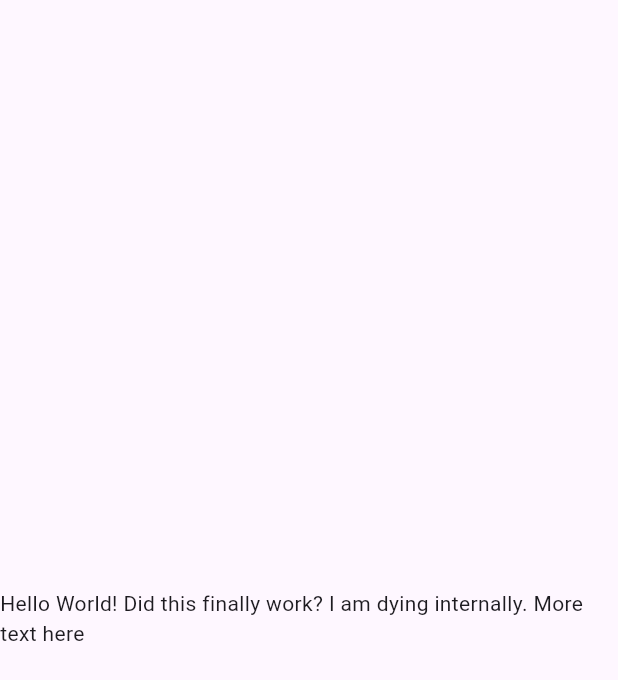
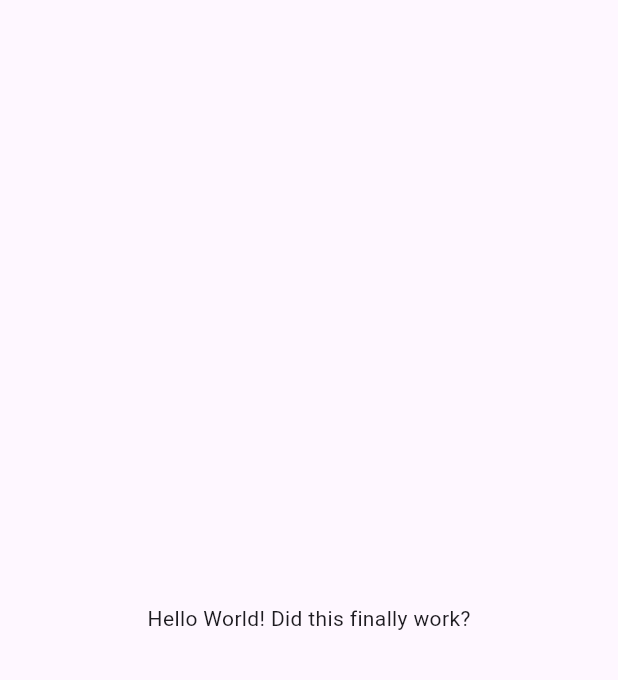
Before and after one commit to KarenaLam-Recruiting/PetPals, a Flutter app: the screen it shows after launch, on a phone screen of 412 x 824 dp. Shown: the top 680 px of the screen. Run offline on Flutter 3.47's test engine with Material 3 defaults, Android fonts, the phone set to English and light mode, and no system bars.

Commit message:
Testing branches

```diff
--- a/pet_pals/lib/main.dart
+++ b/pet_pals/lib/main.dart
@@ -12,7 +12,7 @@ class MainApp extends StatelessWidget {
     return const MaterialApp(
       home: Scaffold(
         body: Center(
-          child: Text('Hello World! Did this finally work? I am dying internally. More text here'),
+          child: Text('Hello World! Did this finally work?'),
         ),
       ),
     );
```
